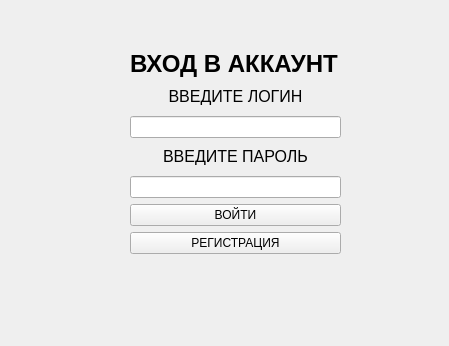
Qt form src/auth/auth.ui (maks2134/RepetitorPlatform) before a commit.
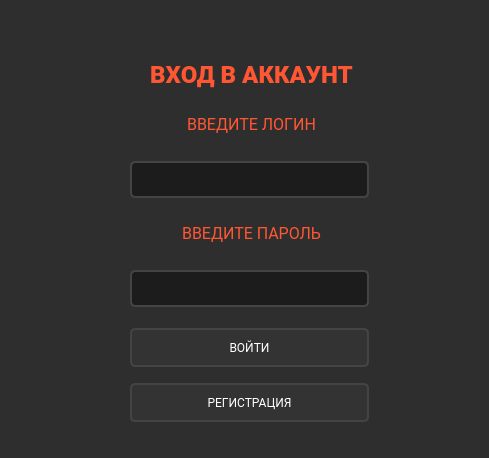
The same form after that commit.

The edit to the form file:
```diff
--- a/src/auth/auth.ui
+++ b/src/auth/auth.ui
@@ -6,68 +6,138 @@
    <rect>
     <x>0</x>
     <y>0</y>
-    <width>449</width>
-    <height>346</height>
+    <width>489</width>
+    <height>458</height>
    </rect>
   </property>
   <property name="windowTitle">
    <string>Auth</string>
   </property>
+  <property name="styleSheet">
+   <string notr="true">QWidget {
+    background-color: #2E2E2E;
+    color: #FFFFFF;
+    font-family: Roboto, sans-serif;
+}
+
+QLabel {
+    font-size: 18px;
+    color: #FF5733;
+    padding: 10px;
+    text-align: center;
+}
+
+QLineEdit {
+    border: 2px solid #444;
+    border-radius: 5px;
+    padding: 8px;
+    background-color: #1C1C1C;
+    color: #FFFFFF;
+    margin: 10px 0;
+}
+
+QPushButton {
+    border: 2px solid #444;
+    border-radius: 5px;
+    background-color: #333;
+    color: #FFFFFF;
+    padding: 10px;
+    margin: 5px 0;
+}
+
+QPushButton:hover {
+    background-color: #FF5733;
+}
+
+QPushButton:pressed {
+    background-color: #C70039;
+}
+
+QGroupBox {
+    border: 2px solid #FF5733;
+    border-radius: 10px;
+    padding: 20px;
+    margin: 20px;
+}</string>
+  </property>
   <widget class="QWidget" name="layoutWidget">
    <property name="geometry">
     <rect>
      <x>130</x>
      <y>50</y>
-     <width>211</width>
-     <height>204</height>
+     <width>239</width>
+     <height>377</height>
     </rect>
    </property>
-   <layout class="QVBoxLayout" name="verticalLayout">
-    <item>
+   <layout class="QGridLayout" name="gridLayout">
+    <item row="0" column="0">
      <widget class="QLabel" name="label">
       <property name="toolTip">
        <string>&lt;html&gt;&lt;head/&gt;&lt;body&gt;&lt;p&gt;&lt;span style=&quot; font-size:24pt;&quot;&gt;ВХОД В АККАУНТ&lt;/span&gt;&lt;/p&gt;&lt;/body&gt;&lt;/html&gt;</string>
       </property>
+      <property name="styleSheet">
+       <string notr="true"/>
+      </property>
       <property name="text">
-       <string>&lt;html&gt;&lt;head/&gt;&lt;body&gt;&lt;p&gt;&lt;span style=&quot; font-size:18pt; font-weight:700;&quot;&gt;ВХОД В АККАУНТ&lt;/span&gt;&lt;/p&gt;&lt;/body&gt;&lt;/html&gt;</string>
+       <string>&lt;html&gt;&lt;head/&gt;&lt;body&gt;&lt;p align=&quot;center&quot;&gt;&lt;span style=&quot; font-size:18pt; font-weight:700;&quot;&gt;ВХОД В АККАУНТ&lt;/span&gt;&lt;/p&gt;&lt;/body&gt;&lt;/html&gt;</string>
       </property>
      </widget>
     </item>
-    <item>
+    <item row="1" column="0">
      <widget class="QLabel" name="label_2">
       <property name="toolTip">
        <string>&lt;html&gt;&lt;head/&gt;&lt;body&gt;&lt;p&gt;&lt;span style=&quot; font-size:24pt;&quot;&gt;ВХОД В АККАУНТ&lt;/span&gt;&lt;/p&gt;&lt;/body&gt;&lt;/html&gt;</string>
       </property>
+      <property name="styleSheet">
+       <string notr="true"/>
+      </property>
       <property name="text">
        <string>&lt;html&gt;&lt;head/&gt;&lt;body&gt;&lt;p align=&quot;center&quot;&gt;&lt;span style=&quot; font-size:12pt;&quot;&gt;ВВЕДИТЕ ЛОГИН&lt;/span&gt;&lt;/p&gt;&lt;/body&gt;&lt;/html&gt;</string>
       </property>
      </widget>
     </item>
-    <item>
-     <widget class="QLineEdit" name="lineEdit"/>
+    <item row="2" column="0">
+     <widget class="QLineEdit" name="lineEdit">
+      <property name="styleSheet">
+       <string notr="true"/>
+      </property>
+     </widget>
     </item>
-    <item>
+    <item row="3" column="0">
      <widget class="QLabel" name="label_3">
       <property name="toolTip">
        <string>&lt;html&gt;&lt;head/&gt;&lt;body&gt;&lt;p&gt;&lt;span style=&quot; font-size:24pt;&quot;&gt;ВХОД В АККАУНТ&lt;/span&gt;&lt;/p&gt;&lt;/body&gt;&lt;/html&gt;</string>
       </property>
+      <property name="styleSheet">
+       <string notr="true"/>
+      </property>
       <property name="text">
        <string>&lt;html&gt;&lt;head/&gt;&lt;body&gt;&lt;p align=&quot;center&quot;&gt;&lt;span style=&quot; font-size:12pt;&quot;&gt;ВВЕДИТЕ ПАРОЛЬ&lt;/span&gt;&lt;/p&gt;&lt;/body&gt;&lt;/html&gt;</string>
       </property>
      </widget>
     </item>
-    <item>
-     <widget class="QLineEdit" name="lineEdit_2"/>
+    <item row="4" column="0">
+     <widget class="QLineEdit" name="lineEdit_2">
+      <property name="styleSheet">
+       <string notr="true"/>
+      </property>
+     </widget>
     </item>
-    <item>
+    <item row="5" column="0">
      <widget class="QPushButton" name="pushButton">
+      <property name="styleSheet">
+       <string notr="true"/>
+      </property>
       <property name="text">
        <string>ВОЙТИ</string>
       </property>
      </widget>
     </item>
-    <item>
+    <item row="6" column="0">
      <widget class="QPushButton" name="pushButton_2">
+      <property name="styleSheet">
+       <string notr="true"/>
+      </property>
       <property name="text">
        <string>РЕГИСТРАЦИЯ</string>
       </property>
```
